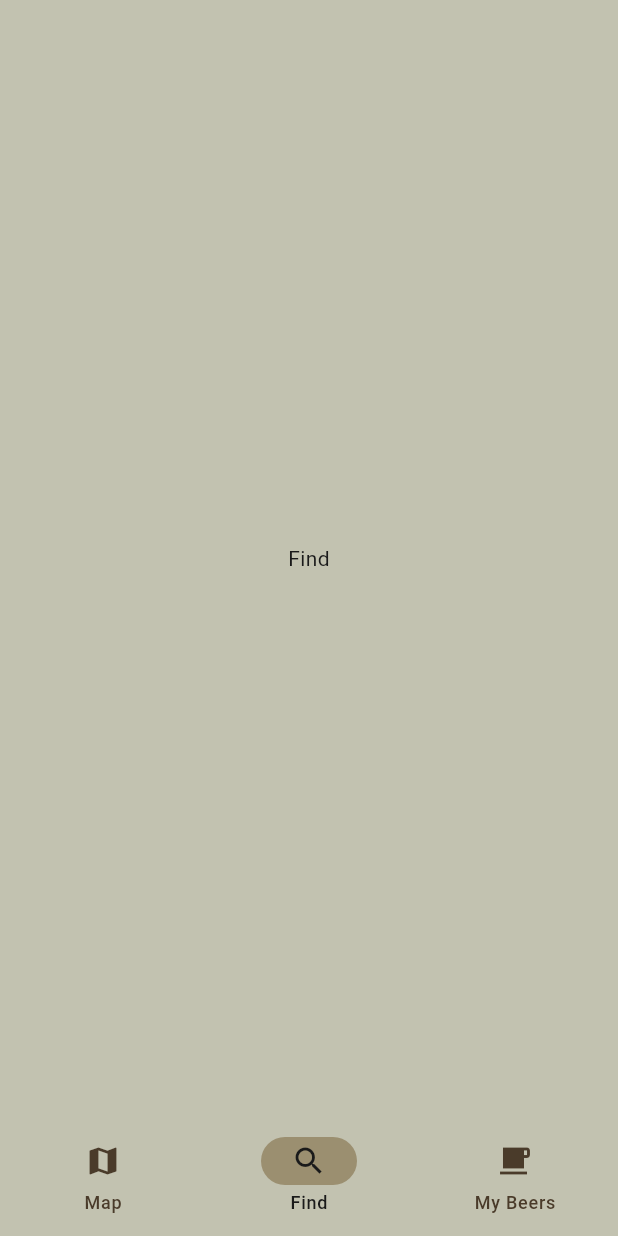
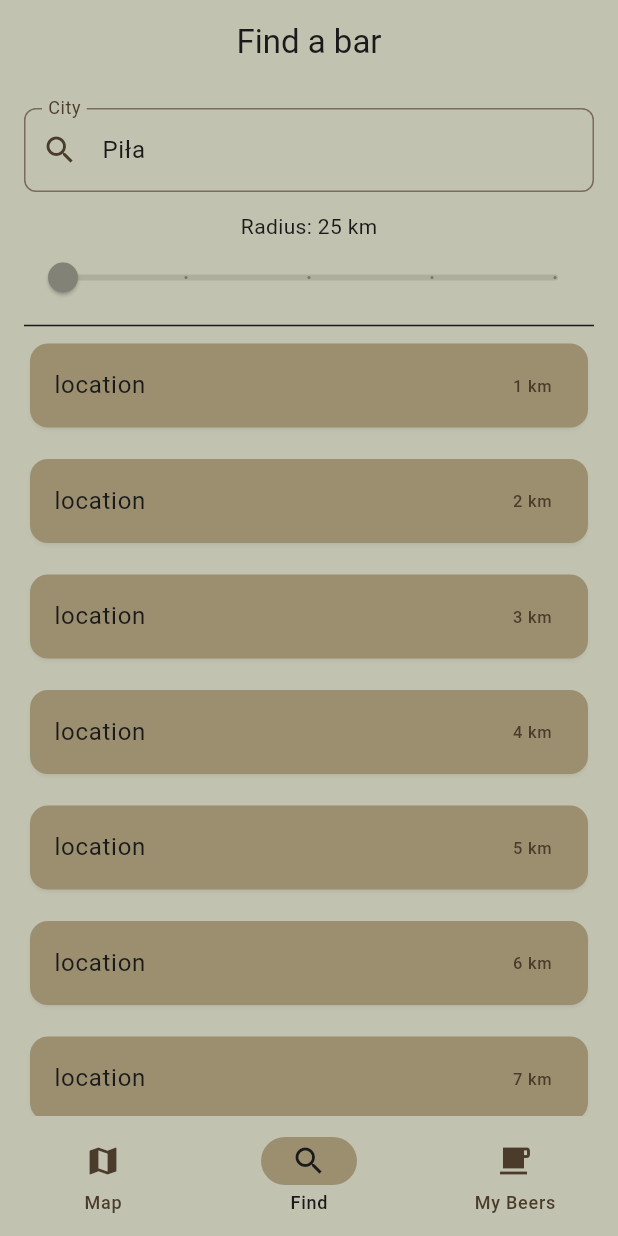
Before and after one commit to blrhn/BarHopper, a Flutter app: the screen it shows after launch, item 2 of the bottom bar chosen, on a phone screen of 412 x 824 dp. Run offline on Flutter 3.47's test engine with Material 3 defaults, Android fonts, the phone set to English and light mode, and no system bars; our stand-ins replace dio, envied, flutter_map, freezed_annotation, geolocator, go_router and 3 more; generated files the repository leaves out were written again.

Commit message:
feat: make ui for search view

```diff
--- /dev/null
+++ b/devtools_options.yaml
@@ -0,0 +1,3 @@
+description: This file stores settings for Dart & Flutter DevTools.
+documentation: https://docs.flutter.dev/tools/devtools/extensions#configure-extension-enablement-states
+extensions:
--- a/lib/core/config/ui_config.dart
+++ b/lib/core/config/ui_config.dart
@@ -32,3 +32,14 @@ abstract final class UISettingsPanelConfig {
   static const panelItems = [10.0, 20.0, 30.0, 40.0, 50.0];
   static const textSliderHeight = 20.0;
 }
+
+abstract final class UISearchConfig {
+  static const appBarText = "Find a bar";
+  static const labelText = "City";
+  static const hintText = "Search for a city";
+  static const radiusText = "Radius: ";
+  static const borderRadius = 8.0;
+  static const padding = 16.0;
+  static const sizedBoxHeight = 13.0;
+  static const distances = [10.0, 20.0, 30.0, 40.0, 50.0];
+}
--- a/lib/core/theme/app_theme.dart
+++ b/lib/core/theme/app_theme.dart
@@ -34,7 +34,7 @@ class AppTheme implements AppThemeData {
       onSurfaceVariant: ColorPalette.mediumBrown,
 
       outline: ColorPalette.warmGray,
-      outlineVariant: ColorPalette.lightGray,
+      outlineVariant: ColorPalette.deepCharcoal,
 
       shadow: Colors.black26,
       scrim: Colors.black54,
--- a/lib/features/find/find_view.dart
+++ b/lib/features/find/find_view.dart
@@ -1,3 +1,5 @@
+import 'package:bar_hop/core/config/ui_config.dart';
+import 'package:bar_hop/core/theme/app_theme.dart';
 import 'package:flutter/material.dart';
 
 class FindView extends StatelessWidget {
@@ -5,6 +7,79 @@ class FindView extends StatelessWidget {
 
   @override
   Widget build(BuildContext context) {
-    return Scaffold(body: Center(child: const Text("Find")));
+    final TextEditingController cityController = TextEditingController(
+      text: "Piła",
+    );
+
+    final List<Map<String, String>> places = List.generate(
+      10,
+      (index) => {
+        "name": "${index + 1}",
+        "location": "location",
+        "distance": "${(index + 1)} km",
+      },
+    );
+
+    return Scaffold(
+      appBar: AppBar(
+        centerTitle: true,
+        title: const Text(UISearchConfig.appBarText),
+      ),
+      body: SingleChildScrollView(
+        child: Padding(
+          padding: EdgeInsets.all(UISearchConfig.padding),
+          child: Column(
+            children: [
+              TextField(
+                controller: cityController,
+                decoration: InputDecoration(
+                  label: const Text(UISearchConfig.labelText),
+                  hint: const Text(UISearchConfig.hintText),
+                  prefixIcon: const Icon(Icons.search),
+                  border: OutlineInputBorder(
+                    borderRadius: BorderRadius.circular(
+                      UISearchConfig.borderRadius,
+                    ),
+                  ),
+                ),
+              ),
+              const SizedBox(height: UISearchConfig.sizedBoxHeight),
+              Column(
+                crossAxisAlignment: CrossAxisAlignment.center,
+                children: [
+                  Text("${UISearchConfig.radiusText}25 km"),
+                  Slider(
+                    value: UISearchConfig.distances.first,
+                    min: UISearchConfig.distances.first,
+                    max: UISearchConfig.distances.last,
+                    divisions: UISearchConfig.distances.length - 1,
+                    onChanged: null,
+                  ),
+                ],
+              ),
+              const Divider(),
+              ListView.separated(
+                shrinkWrap: true,
+                physics: const NeverScrollableScrollPhysics(),
+                itemBuilder: (context, index) {
+                  final place = places[index];
+                  return Card(
+                    color: context.colorScheme.secondaryContainer,
+                    child: ListTile(
+                      title: Text(place["location"]!),
+                      trailing: Text(place["distance"]!),
+                      onTap: () {},
+                    ),
+                  );
+                },
+                separatorBuilder: (context, index) =>
+                    const SizedBox(height: UISearchConfig.sizedBoxHeight),
+                itemCount: places.length,
+              ),
+            ],
+          ),
+        ),
+      ),
+    );
   }
 }
```
